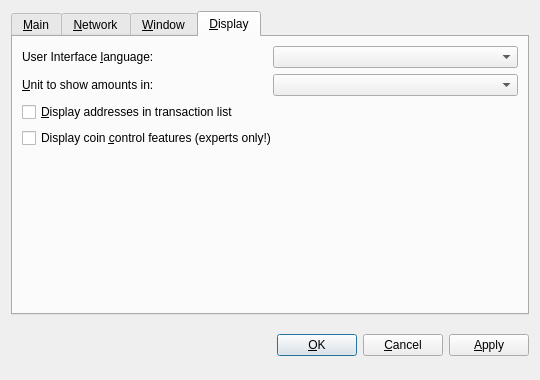
Before: the Qt Designer form src/qt/forms/optionsdialog.ui in neutroncoin/neutron, drawn with Qt 5.
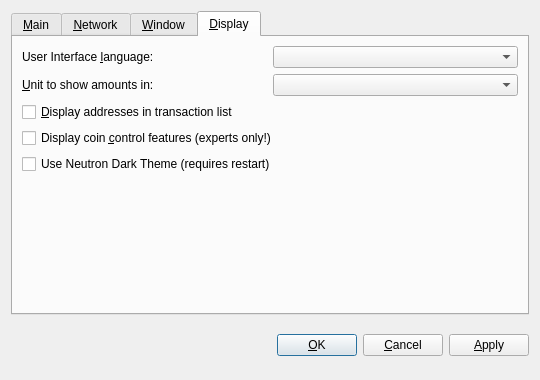
After: the same form once the commit is applied. Custom widgets are drawn as their Qt base class.

The edit to the form file:
```diff
--- a/src/qt/forms/optionsdialog.ui
+++ b/src/qt/forms/optionsdialog.ui
@@ -399,6 +399,13 @@
          </property>
         </widget>
        </item>
+       <item>
+         <widget class="QCheckBox" name="useDarkTheme">
+           <property name="text">
+             <string>Use Neutron Dark Theme (requires restart)</string>
+           </property>
+         </widget>
+       </item>
        <item>
         <spacer name="verticalSpacer_Display">
          <property name="orientation">
```
